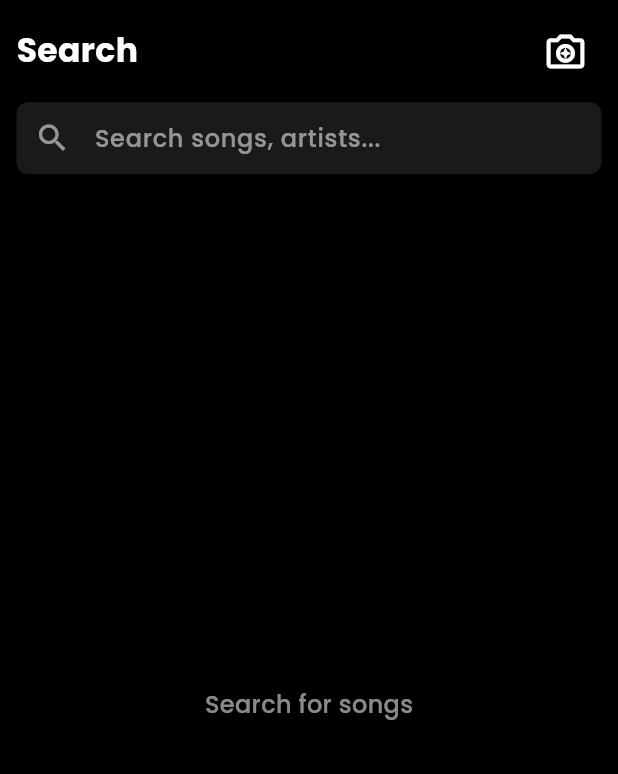
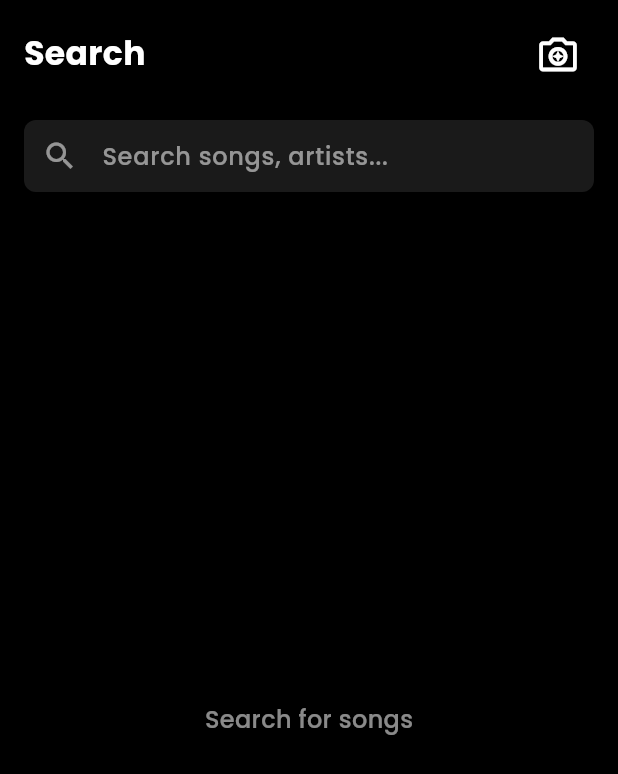
Before and after one commit to Kris-05/Harmonix, a Flutter app: the SearchPage screen opened directly, after a tap on the "camera enhance" icon, on a phone screen of 412 x 824 dp. Shown: the top 774 px of the screen. Run offline on Flutter 3.47's test engine with Material 3 defaults, Android fonts, the light colour scheme and no system bars; our stand-ins replace flutter_svg, image_picker, permission_handler, speech_to_text.

Commit message:
Update search_page.dart

```diff
--- a/lib/ui/dashboard/search/search_page.dart
+++ b/lib/ui/dashboard/search/search_page.dart
@@ -1,12 +1,13 @@
 import 'dart:io';
+import 'dart:convert';
 import 'package:flutter/foundation.dart';
 import 'package:flutter/material.dart';
 import 'package:image_picker/image_picker.dart';
+import 'package:http/http.dart' as http;
 import 'package:spotify_ui/services/emotion_service.dart';
-import 'dart:convert';
-import 'package:http/http.dart' as http;
 import 'package:spotify_ui/services/spotify_services.dart';
-// Top-level function for isolate processing
+
+// Isolate function for emotion processing
 Future<Map<String, dynamic>?> _processEmotionInIsolate(String imagePath) async {
   try {
     return await EmotionService.detectEmotion(XFile(imagePath));
@@ -26,10 +27,39 @@ class _SearchPageState extends State<SearchPage> {
   final GlobalKey<_SearchBarUIState> _searchBarKey = GlobalKey();
   bool _isProcessingImage = false;
 
-  void _onSearch(String query) {
+  Future<void> _onSearch(String query) async {
     final searchBarState = _searchBarKey.currentState;
-    searchBarState?._searchController.text = query;
-    searchBarState?._fetchTracks(query);
+    if (searchBarState == null) return;
+
+    searchBarState._searchController.text = query;
+    searchBarState.setState(() => searchBarState._isSearching = true);
+
+    try {
+      List<dynamic> tracks = [];
+
+      if (['happy', 'sad', 'angry', 'neutral'].contains(query.toLowerCase())) {
+        // Try audio features first, fallback to emotion search
+        try {
+          tracks = await SpotifyService.getTracksByAudioFeatures(query);
+        } catch (e) {
+          tracks = await SpotifyService.getTracksByEmotion(query);
+        }
+      } else {
+        tracks = await searchBarState._fetchTracks(query);
+      }
+
+      searchBarState.setState(() => searchBarState._searchResults = tracks);
+    } catch (e) {
+      if (searchBarState.mounted) {
+        ScaffoldMessenger.of(searchBarState.context).showSnackBar(
+          SnackBar(content: Text('Search error: ${e.toString()}')),
+        );
+      }
+    } finally {
+      if (searchBarState.mounted) {
+        searchBarState.setState(() => searchBarState._isSearching = false);
+      }
+    }
   }
 
   Future<void> _handleCameraPress() async {
@@ -43,26 +73,21 @@ class _SearchPageState extends State<SearchPage> {
       );
 
       if (image == null || !mounted) return;
-
+      // Find the user's emotion
       final result = await compute(_processEmotionInIsolate, image.path);
-
-      // Clean up the temporary image file
       final file = File(image.path);
       if (await file.exists()) await file.delete();
 
       if (!mounted) return;
 
-      if (result == null) {
+      if (result == null || result.containsKey('error')) {
         ScaffoldMessenger.of(context).showSnackBar(
-          const SnackBar(content: Text('No emotion detected')),
-        );
-      } else if (result.containsKey('error')) {
-        ScaffoldMessenger.of(context).showSnackBar(
-          SnackBar(content: Text('Error: ${result['error']}')),
+          SnackBar(content: Text(result?['error'] ?? 'No emotion detected')),
         );
       } else {
-        final emotion = result['dominant_emotion']?.toString().toLowerCase() ?? 'unknown';
-        _onSearch(emotion);
+        // Get the dominant emotion
+        final emotion = result['dominant_emotion']?.toString().toLowerCase() ?? 'neutral';
+        _onSearch(emotion); // searches based on the emotion.
       }
     } catch (e) {
       if (mounted) {
@@ -83,7 +108,7 @@ class _SearchPageState extends State<SearchPage> {
         body: Column(
           crossAxisAlignment: CrossAxisAlignment.start,
           children: [
-            _buildTitleUI(context),
+            _buildTitleUI(),
             Expanded(
               child: SearchBarUI(
                 key: _searchBarKey,
@@ -96,9 +121,9 @@ class _SearchPageState extends State<SearchPage> {
     );
   }
 
-  Widget _buildTitleUI(BuildContext context) {
+  Widget _buildTitleUI() {
     return Padding(
-      padding: const EdgeInsets.symmetric(horizontal: 11.0, vertical: 10.0),
+      padding: const EdgeInsets.symmetric(horizontal: 16, vertical: 12),
       child: Row(
         children: [
           const Text(
@@ -112,15 +137,12 @@ class _SearchPageState extends State<SearchPage> {
           const Spacer(),
           IconButton(
             icon: _isProcessingImage
-                ? const SizedBox(
-                    width: 24,
-                    height: 24,
-                    child: CircularProgressIndicator(
+                ? const CircularProgressIndicator(
                     strokeWidth: 2,
                     color: Colors.white,
-                    ),
                   )
-                : const Icon(Icons.camera_enhance_outlined, size: 30, color: Colors.white),
+                : const Icon(Icons.camera_enhance_outlined,
+                    size: 30, color: Colors.white),
             onPressed: _handleCameraPress,
           ),
         ],
@@ -130,9 +152,12 @@ class _SearchPageState extends State<SearchPage> {
 }
 
 class SearchBarUI extends StatefulWidget {
-  final Function(String)? onSearch;
+  final Function(String) onSearch;
 
-  const SearchBarUI({super.key, required this.onSearch});
+  const SearchBarUI({
+    super.key,
+    required this.onSearch,
+  });
 
   @override
   State<SearchBarUI> createState() => _SearchBarUIState();
@@ -143,25 +168,20 @@ class _SearchBarUIState extends State<SearchBarUI> {
   List<dynamic> _searchResults = [];
   bool _isSearching = false;
 
-  void _performSearch() {
-    final query = _searchController.text.trim();
-    if (query.isNotEmpty) {
-      widget.onSearch?.call(query);
-    }
-  }
-
-  Future<void> _fetchTracks(String query) async {
+  Future<List<dynamic>> _fetchTracks(String query) async {
     if (query.isEmpty) {
       setState(() => _searchResults = []);
-      return;
+      return [];
     }
 
     setState(() => _isSearching = true);
 
     try {
-      String accessToken = await SpotifyService.getAccessToken();
+      final accessToken = await SpotifyService.getAccessToken();
       final response = await http.get(
-        Uri.parse("https://api.spotify.com/v1/search?q=${Uri.encodeQueryComponent(query)}&type=track&limit=10"),
+        Uri.parse(
+          "https://api.spotify.com/v1/search?q=${Uri.encodeQueryComponent(query)}&type=track&limit=10"
+        ),
         headers: {
           "Authorization": "Bearer $accessToken",
           "Content-Type": "application/json"
@@ -170,20 +190,22 @@ class _SearchBarUIState extends State<SearchBarUI> {
 
       if (response.statusCode == 200) {
         final data = json.decode(response.body);
-        setState(() => _searchResults = data['tracks']['items'] ?? []);
-      } else {
+        final tracks = data['tracks']['items'] ?? [];
+        setState(() => _searchResults = tracks);
+        return tracks;
+      }
       throw Exception('Failed to load tracks: ${response.statusCode}');
+    } catch (e) {
+      setState(() => _searchResults = []);
+      rethrow;
+    } finally {
+      setState(() => _isSearching = false);
     }
-    } catch (e) {
-      if (mounted) {
-        ScaffoldMessenger.of(context).showSnackBar(
-          SnackBar(content: Text('Search error: ${e.toString()}')),
-        );
   }
-      setState(() => _searchResults = []);
-    } finally {
-      if (mounted) setState(() => _isSearching = false);
-    }
+
+  void _performSearch() {
+    final query = _searchController.text.trim();
+    if (query.isNotEmpty) widget.onSearch(query);
   }
 
   @override
@@ -191,35 +213,39 @@ class _SearchBarUIState extends State<SearchBarUI> {
     return Column(
       children: [
         Padding(
-          padding: const EdgeInsets.symmetric(horizontal: 11.0),
-          child: Container(
-            decoration: BoxDecoration(
-              color: Colors.white.withOpacity(0.1),
-              borderRadius: BorderRadius.circular(8),
-            ),
+          padding: const EdgeInsets.symmetric(horizontal: 16, vertical: 8),
           child: TextField(
             controller: _searchController,
-               textAlignVertical: TextAlignVertical.center, // Centers the text
             decoration: InputDecoration(
+              filled: true,
+              fillColor: Colors.white.withOpacity(0.1),
               hintText: "Search songs, artists...",
               hintStyle: const TextStyle(color: Colors.white54),
               prefixIcon: IconButton(
                 icon: const Icon(Icons.search, color: Colors.white54),
-                  onPressed: _performSearch,
+                onPressed: _performSearch, // Add this line
               ),
-                border: InputBorder.none,
+              border: OutlineInputBorder(
+                borderRadius: BorderRadius.circular(8),
+                borderSide: BorderSide.none,
+              ),
               contentPadding: const EdgeInsets.symmetric(horizontal: 16),
+              suffixIcon: _isSearching
+                  ? const Padding(
+                      padding: EdgeInsets.all(8),
+                      child: CircularProgressIndicator(
+                        strokeWidth: 2,
+                        color: Colors.white,
+                      ),
+                    )
+                  : null,
             ),
             style: const TextStyle(color: Colors.white),
             onSubmitted: (_) => _performSearch(),
           ),
-
-          ),
         ),
         Expanded(
-          child: _isSearching
-              ? const Center(child: CircularProgressIndicator())
-              : _searchResults.isEmpty
+          child: _searchResults.isEmpty
               ? const Center(
                   child: Text(
                     'Search for songs',
@@ -227,7 +253,7 @@ class _SearchBarUIState extends State<SearchBarUI> {
                   ),
                 )
               : ListView.builder(
-                      padding: const EdgeInsets.only(top: 16),
+                  padding: const EdgeInsets.only(top: 8),
                   itemCount: _searchResults.length,
                   itemBuilder: (context, index) {
                     final track = _searchResults[index];
@@ -265,9 +291,7 @@ class _SearchBarUIState extends State<SearchBarUI> {
                         durationText,
                         style: const TextStyle(color: Colors.white54),
                       ),
-                          onTap: () {
-                            print('Selected track: ${track['name']} (ID: ${track['id']})');
-                          },
+                      onTap: () => print('Selected: ${track['name']}'),
                     );
                   },
                 ),
```
Lines whose indentation alone changed are shown as unchanged.
